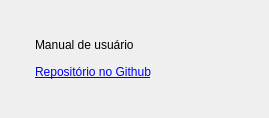
The window that src/shared_ui_modules/ui/ui_files/app_helper_modal.ui (JPCassimiro/shared_ui_modules) describes before a commit, drawn with Qt 5.
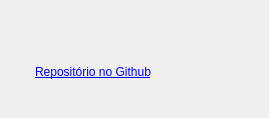
The same window after the commit. Icons and pictures are not drawn.

The edit to the form file:
```diff
--- a/src/shared_ui_modules/ui/ui_files/app_helper_modal.ui
+++ b/src/shared_ui_modules/ui/ui_files/app_helper_modal.ui
@@ -81,7 +81,7 @@
          <item row="0" column="0">
           <widget class="QLabel" name="manualLinkLabel">
            <property name="text">
-            <string>&lt;a href=&quot;file:///manual/manual.html&quot;&gt;Manual de usuário&lt;a/&gt;</string>
+            <string/>
            </property>
            <property name="textFormat">
             <enum>Qt::TextFormat::RichText</enum>
```
